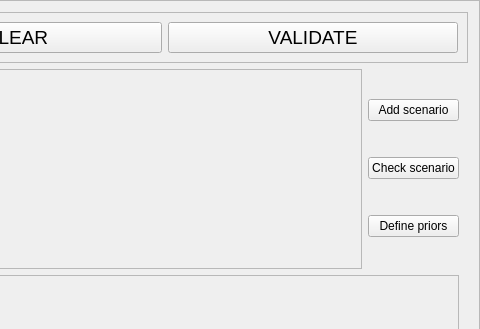
This is python_interface/uis/setHistFrame.ui in cbgp/diyabc as Qt 5 draws it before an edit; both pictures show x 447 to 927 and y 0 to 329 of the 927 by 738 pixel window. The edited form follows.
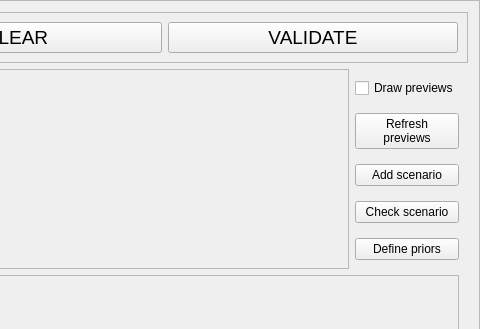
This is the edited form.

Commit message: draw previews ok

Patch:
```diff
--- a/python_interface/uis/setHistFrame.ui
+++ b/python_interface/uis/setHistFrame.ui
@@ -129,7 +129,7 @@
           <rect>
            <x>0</x>
            <y>0</y>
-           <width>769</width>
+           <width>762</width>
            <height>196</height>
           </rect>
          </property>
@@ -139,6 +139,21 @@
       </item>
       <item>
        <layout class="QVBoxLayout" name="verticalLayout_3">
+        <item>
+         <widget class="QCheckBox" name="drawPreviewsCheck">
+          <property name="text">
+           <string>Draw previews</string>
+          </property>
+         </widget>
+        </item>
+        <item>
+         <widget class="QPushButton" name="refreshPreviewsButton">
+          <property name="text">
+           <string>Refresh
+previews</string>
+          </property>
+         </widget>
+        </item>
         <item>
          <widget class="QPushButton" name="addScButton">
           <property name="sizePolicy">
```
The commit also changes 4 other files.
